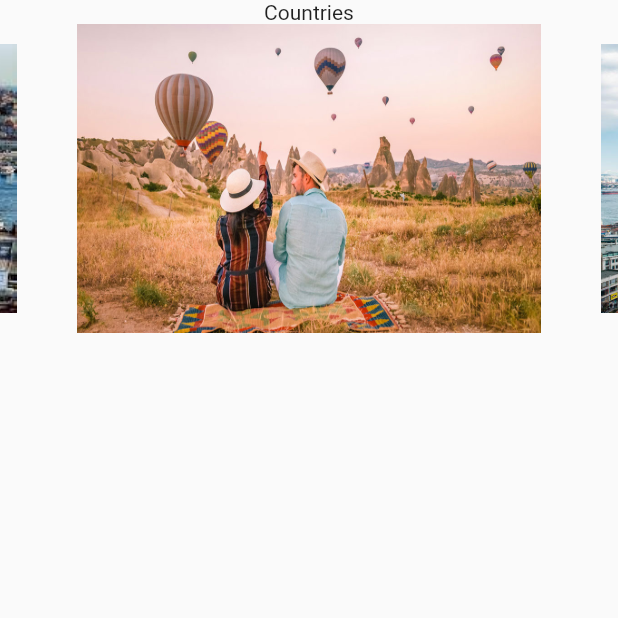
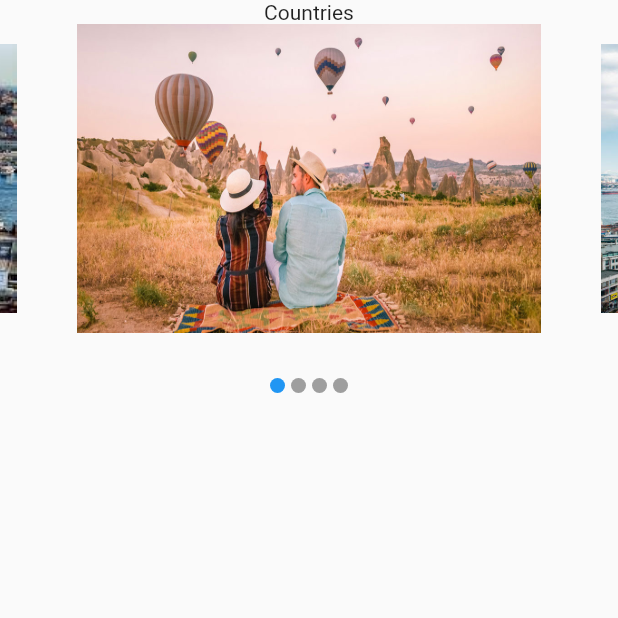
Before and after one commit to hilal-coskun/Flutter-Tutorial, a Flutter app: the HomePage screen opened directly, on a phone screen of 412 x 824 dp, the top half of it. Run offline on Flutter 3.47's test engine with Material 2 defaults, Android fonts, the phone set to English and light mode, and no system bars; drawn by our look-alikes of carousel_slider.

Commit message:
created slider-indicator-button

```diff
--- a/flutter_tutorial_1/lib/views/home_page.dart
+++ b/flutter_tutorial_1/lib/views/home_page.dart
@@ -19,6 +19,14 @@ class _HomePageState extends State<HomePage> {
 
   late CarouselSlider carouselSlider;
   int _current = 0;
+
+  List<T> map<T>(List list, Function handler){
+    List<T> result = [];
+    for(var i = 0; i < list.length; i++){
+      result.add(handler(i, list[i]));
+    }
+    return result;
+  }
 
   @override
   Widget build(BuildContext context) {
@@ -61,6 +69,24 @@ class _HomePageState extends State<HomePage> {
                   });
               },
             ),
+          ),
+          SizedBox(
+            height: 20,
+          ),
+
+          Row(
+            mainAxisAlignment: MainAxisAlignment.center,
+            children: map<Widget>(imgList,(index, url){
+              return Container(
+                width: 10,
+                height: 10,
+                margin: EdgeInsets.symmetric(vertical: 10, horizontal: 2),
+                decoration: BoxDecoration(
+                  color: _current == index ? Colors.blue : Colors.grey,
+                  shape: BoxShape.circle
+                ),
+              );
+            }),
           )
         ],
       )
```
